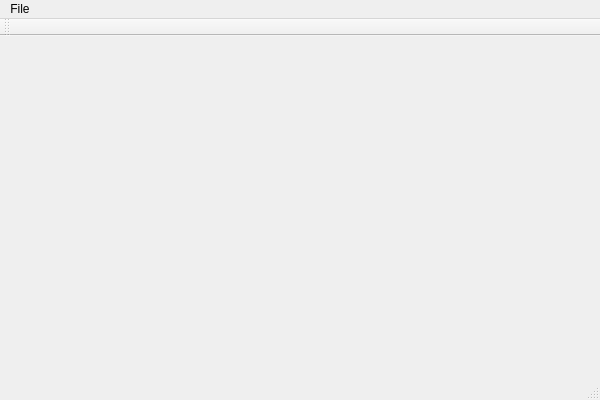
First picture: the form in FacadeAnnotationTool/MainWindow.ui, repository gnishida/FacadeAnnotationTool, before the edit.
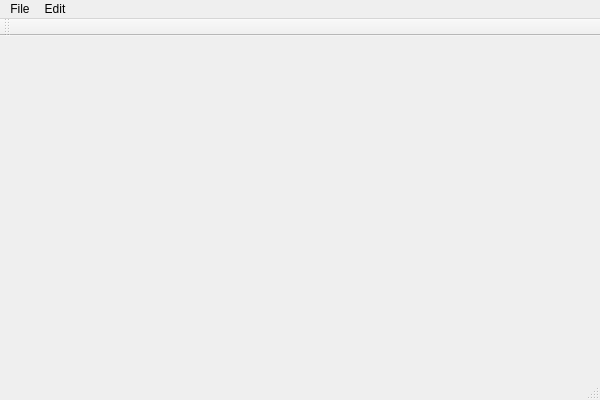
Second picture: the form after the edit.

```diff
--- a/FacadeAnnotationTool/MainWindow.ui
+++ b/FacadeAnnotationTool/MainWindow.ui
@@ -35,7 +35,14 @@
     <addaction name="separator"/>
     <addaction name="actionExit"/>
    </widget>
+   <widget class="QMenu" name="menuEdit">
+    <property name="title">
+     <string>Edit</string>
+    </property>
+    <addaction name="actionUndo"/>
+   </widget>
    <addaction name="menuFile"/>
+   <addaction name="menuEdit"/>
   </widget>
   <widget class="QToolBar" name="mainToolBar">
    <attribute name="toolBarArea">
```
Left out of the diff: 8 changed lines with no effect on the pictures.
